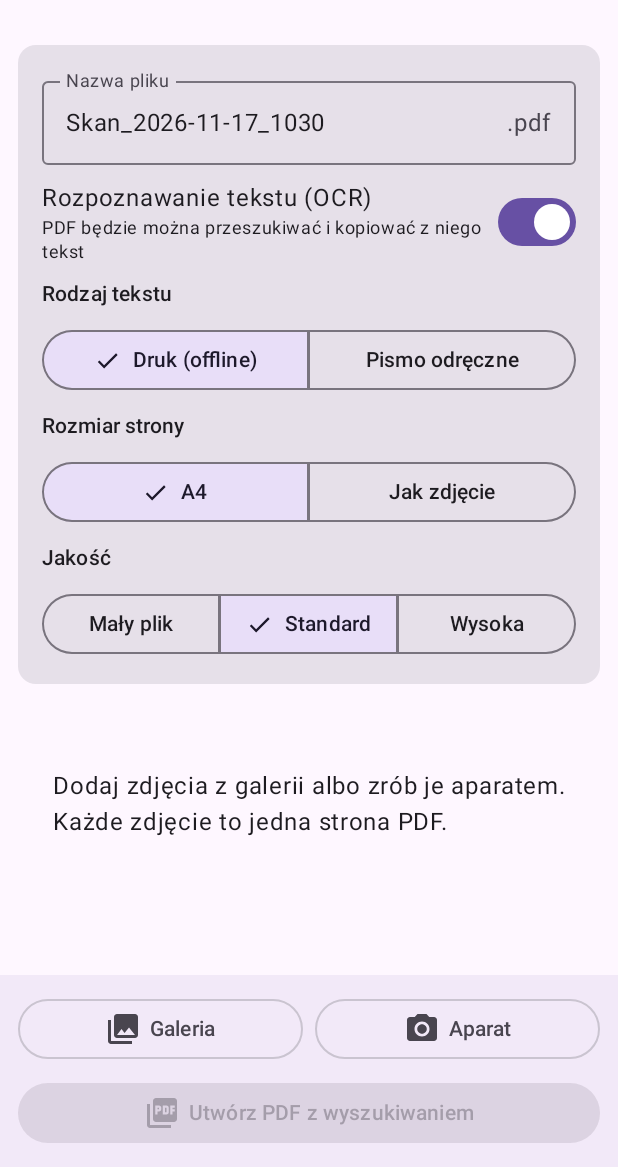
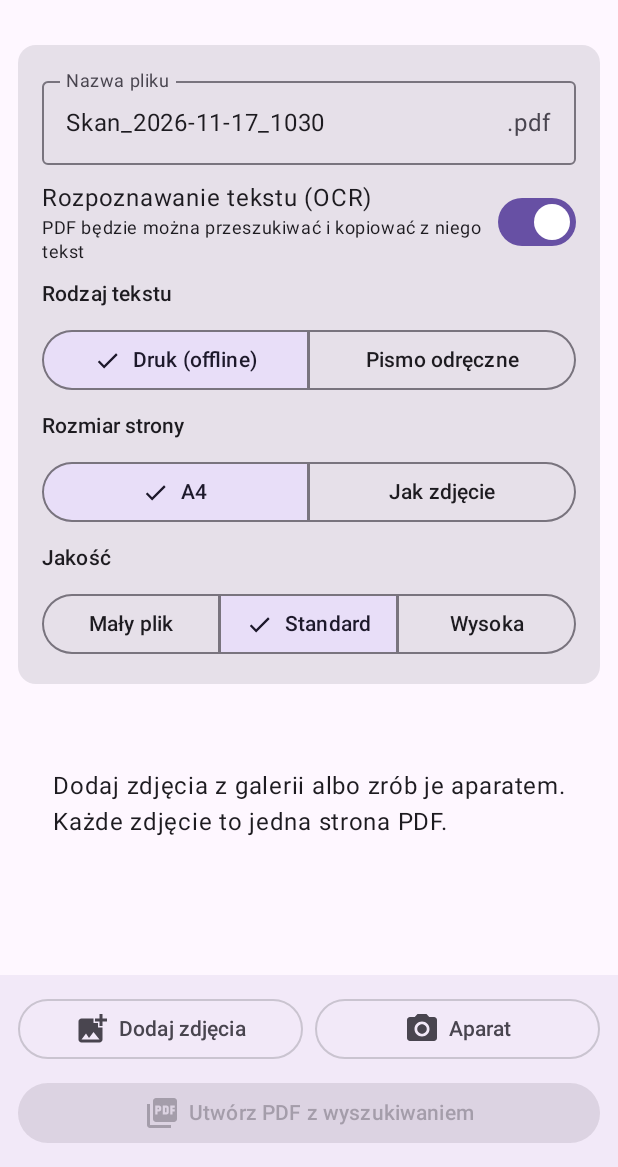
Before and after one commit to bruh954/svietovitszkielet, an Android app built with Jetpack Compose: the screen it shows after launch (MainActivity), on a phone screen of 412 x 824 dp, the part 69-1236 px from its top. Run offline under Robolectric (Android 15) with nearby library versions, the phone set to English and light mode, and no system bars; libraries missing offline, so code that uses them is left out: com.google.mlkit.vision, com.tom_roush.pdfbox, kotlinx.coroutines.tasks; pictures from the network do not load.

Commit message:
Dowolna liczba zdjęć: wybór plików i całego folderu, PDF buforowany na dysku (v1.2)
Co-Authored-By: Claude Opus 5.5 <noreply@anthropic.com>
Claude-Session: https://claude.ai/code/session_014egaLmJ8dUEcPG3MyfAyUo

```diff
--- a/app/build.gradle.kts
+++ b/app/build.gradle.kts
@@ -12,8 +12,8 @@ android {
         applicationId = "pl.skaner.pdf"
         minSdk = 24
         targetSdk = 35
-        versionCode = 2
-        versionName = "1.1"
+        versionCode = 3
+        versionName = "1.2"
 
         // Tylko 64-bitowe ARM (Redmi Note 9S/10S/11S/12S i praktycznie wszystkie nowe telefony)
         ndk { abiFilters += "arm64-v8a" }
--- a/app/src/main/java/pl/skaner/pdf/MainActivity.kt
+++ b/app/src/main/java/pl/skaner/pdf/MainActivity.kt
@@ -73,9 +73,24 @@ fun MainScreen(vm: MainViewModel) {
     val ctx = LocalContext.current
     var pendingCameraUri by remember { mutableStateOf<Uri?>(null) }
 
+    var addMenu by remember { mutableStateOf(false) }
+
+    // Systemowy wybór zdjęć – limit ustala Android (zwykle 100 naraz), ale można dodawać wielokrotnie
     val pickPhotos = rememberLauncherForActivityResult(
-        ActivityResultContracts.PickMultipleVisualMedia(100)
+        ActivityResultContracts.PickMultipleVisualMedia()
     ) { uris -> if (uris.isNotEmpty()) vm.add(uris) }
+
+    // Menedżer plików – bez limitu liczby zdjęć
+    val pickFiles = rememberLauncherForActivityResult(
+        ActivityResultContracts.OpenMultipleDocuments()
+    ) { uris -> if (uris.isNotEmpty()) vm.add(uris) }
+
+    // Cały folder – wszystkie zdjęcia, posortowane po nazwie pliku
+    val pickFolder = rememberLauncherForActivityResult(
+        ActivityResultContracts.OpenDocumentTree()
+    ) { tree -> if (tree != null) vm.addFolder(tree) { n ->
+        Toast.makeText(ctx, if (n > 0) "Dodano zdjęć: $n" else "W tym folderze nie ma zdjęć", Toast.LENGTH_SHORT).show()
+    } }
 
     val takePhoto = rememberLauncherForActivityResult(ActivityResultContracts.TakePicture()) { ok ->
         val u = pendingCameraUri
@@ -114,10 +129,29 @@ fun MainScreen(vm: MainViewModel) {
             Surface(tonalElevation = 3.dp) {
                 Column(Modifier.fillMaxWidth().navigationBarsPadding().padding(12.dp)) {
                     Row(horizontalArrangement = Arrangement.spacedBy(8.dp)) {
-                        OutlinedButton(
-                            onClick = { pickPhotos.launch(PickVisualMediaRequest(ActivityResultContracts.PickVisualMedia.ImageOnly)) },
-                            enabled = !vm.busy, modifier = Modifier.weight(1f)
-                        ) { Icon(Icons.Default.PhotoLibrary, null); Spacer(Modifier.width(6.dp)); Text("Galeria") }
+                        Box(Modifier.weight(1f)) {
+                            OutlinedButton(
+                                onClick = { addMenu = true },
+                                enabled = !vm.busy, modifier = Modifier.fillMaxWidth()
+                            ) { Icon(Icons.Default.AddPhotoAlternate, null); Spacer(Modifier.width(6.dp)); Text("Dodaj zdjęcia") }
+                            DropdownMenu(expanded = addMenu, onDismissRequest = { addMenu = false }) {
+                                DropdownMenuItem(
+                                    text = { Text("Galeria (do 100 naraz)") },
+                                    leadingIcon = { Icon(Icons.Default.PhotoLibrary, null) },
+                                    onClick = {
+                                        addMenu = false
+                                        pickPhotos.launch(PickVisualMediaRequest(ActivityResultContracts.PickVisualMedia.ImageOnly))
+                                    })
+                                DropdownMenuItem(
+                                    text = { Text("Pliki – bez limitu") },
+                                    leadingIcon = { Icon(Icons.Default.Folder, null) },
+                                    onClick = { addMenu = false; pickFiles.launch(arrayOf("image/*")) })
+                                DropdownMenuItem(
+                                    text = { Text("Cały folder") },
+                                    leadingIcon = { Icon(Icons.Default.FolderOpen, null) },
+                                    onClick = { addMenu = false; pickFolder.launch(null) })
+                            }
+                        }
                         OutlinedButton(
                             onClick = { launchCamera() },
                             enabled = !vm.busy, modifier = Modifier.weight(1f)
--- a/app/src/main/java/pl/skaner/pdf/PdfBuilder.kt
+++ b/app/src/main/java/pl/skaner/pdf/PdfBuilder.kt
@@ -10,6 +10,7 @@ import com.google.mlkit.vision.common.InputImage
 import com.google.mlkit.vision.text.TextRecognition
 import com.google.mlkit.vision.text.latin.TextRecognizerOptions
 import com.tom_roush.pdfbox.android.PDFBoxResourceLoader
+import com.tom_roush.pdfbox.io.MemoryUsageSetting
 import com.tom_roush.pdfbox.pdmodel.PDDocument
 import com.tom_roush.pdfbox.pdmodel.PDPage
 import com.tom_roush.pdfbox.pdmodel.PDPageContentStream
@@ -78,7 +79,9 @@ class PdfBuilder(private val context: Context) {
             TextRecognition.getClient(TextRecognizerOptions.DEFAULT_OPTIONS) else null
         var words = 0
 
-        PDDocument().use { doc ->
+        // Obrazy trzymane w pliku tymczasowym, nie w pamięci – można składać setki stron
+        val tmp = File(context.cacheDir, "pdftmp").apply { mkdirs() }
+        PDDocument(MemoryUsageSetting.setupTempFileOnly().setTempDir(tmp)).use { doc ->
             doc.documentInformation.title = options.title
             doc.documentInformation.creator = "Skaner PDF"
             val font = if (options.ocr) loadUnicodeFont(doc) else null
```
Also changed, not shown: app/src/main/java/pl/skaner/pdf/MainViewModel.kt (+34 -0 lines), 2 other files.
